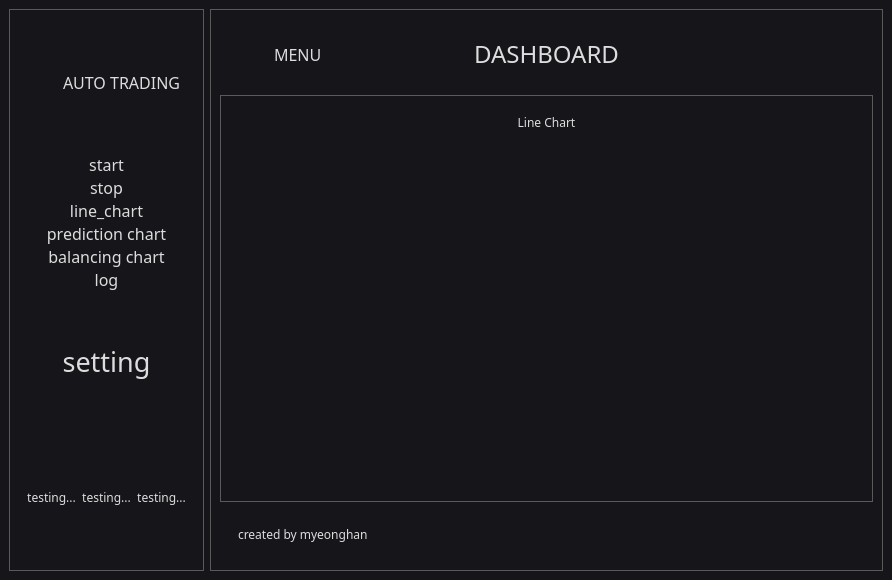
The window that ui_resource/mainWindow.ui (You-MyeongHan/binance-auto-trading-client) describes before a commit, drawn with Qt 5.
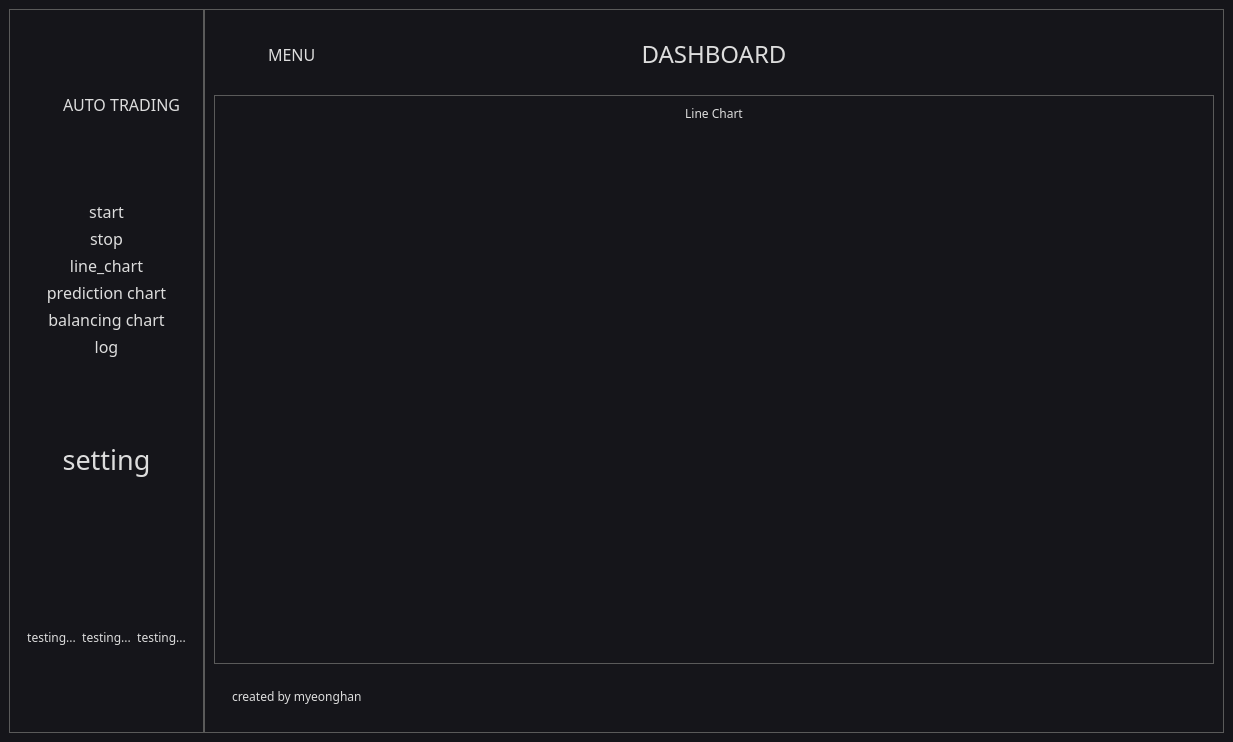
The same window after the commit. Icons and pictures are not drawn.

```diff
--- a/ui_resource/mainWindow.ui
+++ b/ui_resource/mainWindow.ui
@@ -6,8 +6,8 @@
    <rect>
     <x>0</x>
     <y>0</y>
-    <width>892</width>
-    <height>580</height>
+    <width>1233</width>
+    <height>742</height>
    </rect>
   </property>
   <property name="windowTitle">
@@ -287,6 +287,9 @@
 }</string>
    </property>
    <layout class="QHBoxLayout" name="horizontalLayout">
+    <property name="spacing">
+     <number>0</number>
+    </property>
     <item>
      <widget class="QWidget" name="left_menu_widget" native="true">
       <layout class="QVBoxLayout" name="verticalLayout">
@@ -803,6 +806,21 @@
             </widget>
             <widget class="QWidget" name="line_chart">
              <layout class="QVBoxLayout" name="verticalLayout_13">
+              <property name="spacing">
+               <number>0</number>
+              </property>
+              <property name="leftMargin">
+               <number>0</number>
+              </property>
+              <property name="topMargin">
+               <number>0</number>
+              </property>
+              <property name="rightMargin">
+               <number>0</number>
+              </property>
+              <property name="bottomMargin">
+               <number>0</number>
+              </property>
               <item>
                <widget class="QFrame" name="frame_21">
                 <property name="frameShape">
```
Left out of the diff: 51 changed lines with no effect on the pictures.
